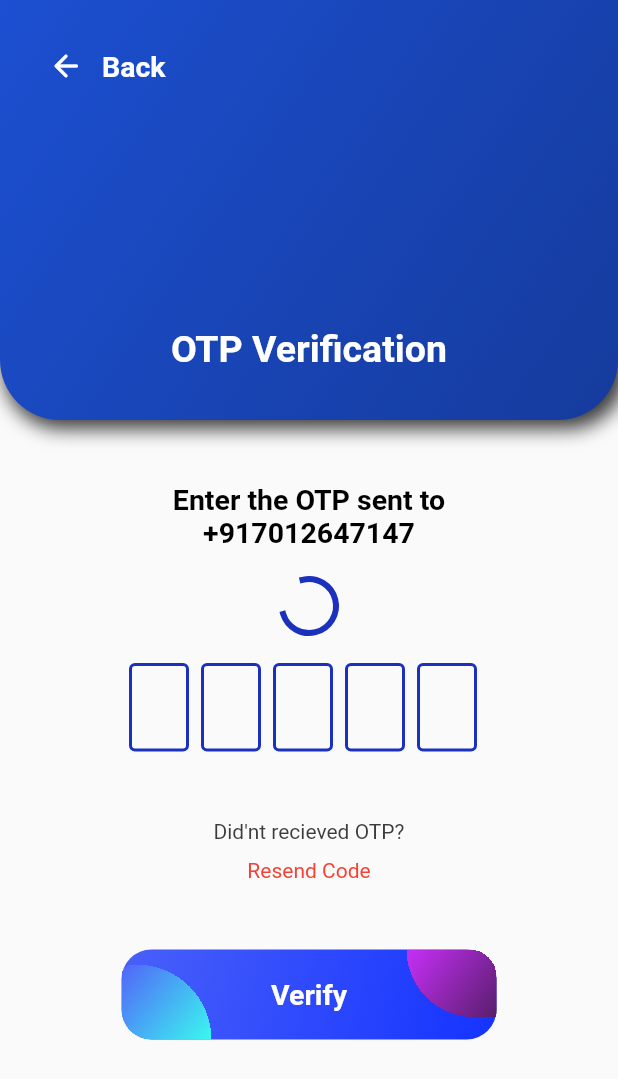
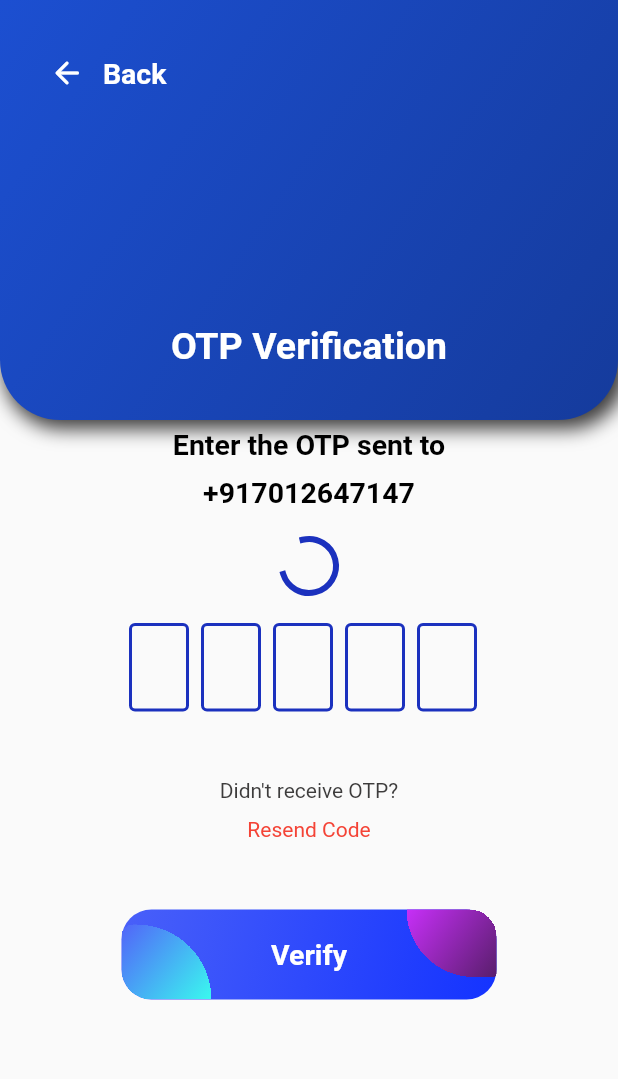
Before and after one commit to DeveloperAyushAntony/Ayush-s-Learning-App, a Flutter app: the OtpPage screen opened by its route, on a phone screen of 412 x 824 dp. Shown: the top 1079 px of the screen. Run offline on Flutter 3.47's test engine with Material 3 defaults, Android fonts, the phone set to English and light mode, and no system bars; drawn by our look-alikes of flutter_otp_text_field; our stand-ins replace carousel_slider, flutter_native_splash, flutter_svg, google_fonts, lottie, salomon_bottom_bar; Roboto replaces fonts that are missing (Lusitana).

Commit message:
implemented some responsive making patterns

```diff
--- /dev/null
+++ b/lib/core/utils/routes.dart
@@ -0,0 +1,38 @@
+import 'package:awoke_learning_app/features/auth/presentation/screens/auth_page.dart';
+import 'package:awoke_learning_app/features/auth/presentation/screens/loginpage.dart';
+import 'package:awoke_learning_app/features/auth/presentation/screens/otp_page.dart';
+import 'package:awoke_learning_app/features/auth/presentation/screens/user_data_page.dart';
+import 'package:awoke_learning_app/features/bottomnavigation/presentation/screen_homepage.dart';
+import 'package:awoke_learning_app/features/bottomnavigation/providers/bottomnav_index_provider.dart';
+import 'package:awoke_learning_app/features/categories/grown_ups/presentation/grownups.dart';
+import 'package:awoke_learning_app/features/categories/kg/presentation/kg_page.dart';
+import 'package:awoke_learning_app/features/categories/kids/presentation/kids_page.dart';
+import 'package:awoke_learning_app/features/categories/school_teens/presentation/school_teens_page.dart';
+import 'package:awoke_learning_app/features/categories/veterans/presentation/veterans.dart';
+import 'package:awoke_learning_app/features/courses/presentation/creative_writing.dart';
+import 'package:awoke_learning_app/features/courses/presentation/interview_preparation.dart';
+import 'package:awoke_learning_app/features/courses/presentation/personality_development.dart';
+import 'package:awoke_learning_app/features/courses/presentation/public_speaking.dart';
+import 'package:awoke_learning_app/features/onboarding/presentation/screens/onboarding_screen.dart';
+import 'package:awoke_learning_app/features/payments/presentation/screens/course_buy_details.dart';
+import 'package:flutter/material.dart';
+
+
+  Map<String, WidgetBuilder> appRoutes = {
+    '/': (context) => OnBoardingScreen(), // Route for the OnBoardingScreen
+    '/signup': (context) => const AuthPage(), // Route for the SignUpPage
+    '/loginpage': (context) => const Loginpage(),
+    '/otppage': (context) => const OtpPage(),
+    '/userdatapage': (context) => const UserDataPage(),
+    '/homepage': (context) => const ScreenHome(),
+    '/kgpage': (context) => const KgPage(),
+    '/kidspage': (context) => const KidsPage(),
+    '/schoolteenspage': (context) => const SchoolTeensPage(),
+    '/grownupspage': (context) => const GrownupsPage(),
+    '/veteranspage': (context) => const VeteransPage(),
+    '/creativewriting': (context) => const Creativewriting(),
+    '/publicspeaking': (context) => const PublicSpeaking(),
+    '/personalitydevelopment': (context) => const PersonalityDevelopment(),
+    '/interviewpreparation': (context) => const InterviewPreparation(),
+    '/coursedetails': (context) => const CoursePage(),
+  };
--- a/lib/features/auth/presentation/screens/otp_page.dart
+++ b/lib/features/auth/presentation/screens/otp_page.dart
@@ -13,6 +13,8 @@ class OtpPage extends StatelessWidget {
 
   @override
   Widget build(BuildContext context) {
+    final size = MediaQuery.of(context).size;
+
     return SafeArea(
       child: Scaffold(
         body: SingleChildScrollView(
@@ -31,89 +33,64 @@ class OtpPage extends StatelessWidget {
                 ],
               ),
               Padding(
-                  padding: const EdgeInsets.all(20.0),
+                padding: EdgeInsets.symmetric(
+                  vertical: size.height * 0.03,
+                  horizontal: size.width * 0.05,
+                ),
                 child: Column(
-                      mainAxisAlignment: MainAxisAlignment.spaceEvenly,
                   children: [
                     const CustomBackButton(), //back button
-                        kHeight120,
-
+                    SizedBox(height: size.height * 0.15),
                     Padding(
-                          padding: const EdgeInsets.all(30.0),
+                      padding: const EdgeInsets.symmetric(vertical: 20.0),
                       child: Center(
                         child: Text(
                           "OTP Verification",
                           style: otpheadtext,
-                          ) // Heading text 'OTP Verification !white'
                         ),
                       ),
-                        kHeight45,
+                    ),
+                    const SizedBox(height: 20),
                     Text(
                       "Enter the OTP sent to",
                       style: buttonText,
                     ),
-                        Row(
-                          mainAxisAlignment: MainAxisAlignment.center,
-                          children: [
+                    const SizedBox(height: 10),
                     Text(
                       "+917012647147",
                       style: buttonText,
-                            )
-                          ],
                     ),
-                        kHeight20,
+                    const SizedBox(height: 20),
                     const Center(
                       child: CircularProgressIndicator(
                           strokeWidth: 4, color: kblueColor),
                     ),
-                        kHeight20,
+                    const SizedBox(height: 20),
                     OtpTextField(
                       disabledBorderColor: kblueColor,
                       enabledBorderColor: kblueColor,
                       numberOfFields: 5,
                       focusedBorderColor: kblueColor,
                       fillColor: kblueColor,
-
-                          //set to true to show as box or false to show as dash
                       showFieldAsBox: true,
-                          //runs when a code is typed in
                       onCodeChanged: (String code) {
                         //handle validation or checks here
                       },
-                          //runs when every textfield is filled
                       onSubmit: (String verificationCode) {
-                            // showDialog(
-                            //     context: context,
-                            //     builder: (context) {
-                            //       return AlertDialog(
-                            //         title: Text("Verification Code"),
-                            //         content:
-                            //             Text('Code entered is $verificationCode'),
-                            //       );
-                            //     });
-                          }, // end onSubmit
+                        // handle OTP submission
+                      },
                     ),
-                        kHeight45,
-                        const Row(
-                          mainAxisAlignment: MainAxisAlignment.center,
-                          children: [
-                            Text(
-                              "Did'nt recieved OTP?",
+                    const SizedBox(height: 45),
+                    const Text(
+                      "Didn't receive OTP?",
                       style: TextStyle(color: kBlackgrey),
-                            )
-                          ],
                     ),
-                        kHeight10,
-                        const Row(
-                          mainAxisAlignment: MainAxisAlignment.center,
-                          children: [
-                            Text(
+                    const SizedBox(height: 10),
+                    const Text(
                       "Resend Code",
                       style: TextStyle(color: Colors.red),
-                            )
-                          ],
                     ),
-                        kHeight45,
+                    const SizedBox(height: 45),
                     Center(
                       child: ElevatedGetOTPButton(
                         otpbuttonText: "Verify",
@@ -123,8 +100,11 @@ class OtpPage extends StatelessWidget {
                           Navigator.of(context)
                               .pushReplacementNamed("/userdatapage");
                         },
-                        )),
-                      ])),
+                      ),
+                    ),
+                  ],
+                ),
+              ),
             ],
           ),
         ),
--- a/lib/features/auth/presentation/widgets/elevated_custombutton.dart
+++ b/lib/features/auth/presentation/widgets/elevated_custombutton.dart
@@ -40,7 +40,7 @@ class ElevatedGetOTPButton extends StatelessWidget {
                       topRight: Radius.circular(50),
                       topLeft: Radius.circular(7.8)),
                   child: Container(
-                    width: 130.0, // Half of the container width
+                    width: 150.0, // Half of the container width
                     height: 130.0, // Circle height
 
                     decoration: const BoxDecoration(
--- a/lib/features/categories/kg/presentation/kg_page.dart
+++ b/lib/features/categories/kg/presentation/kg_page.dart
@@ -13,6 +13,7 @@ class KgPage extends StatelessWidget {
 
   @override
   Widget build(BuildContext context) {
+    final size = MediaQuery.of(context).size;
     return Scaffold(
       body: SafeArea(
           child: Column(
@@ -47,8 +48,8 @@ class KgPage extends StatelessWidget {
             ],
           ),
           SizedBox(
-            height: 250,
-            width: 250,
+            height: size.height * 0.35,
+            width: size.width * 0.65,
             child: Lottie.asset("assets/json/kg1.json"),
           ),
           const GreenGradientWidget(headtext: "courses"),
--- a/lib/features/courses/presentation/creative_writing.dart
+++ b/lib/features/courses/presentation/creative_writing.dart
@@ -7,6 +7,9 @@ class Creativewriting extends StatelessWidget {
 
   @override
   Widget build(BuildContext context) {
+    final courseDetailsArguments =
+        ModalRoute.of(context)?.settings.arguments as double;
+    print(courseDetailsArguments);
     return const CourseWidget(
       route: "/coursedetails",
       heading: "Creative Writing",
--- a/lib/features/payments/presentation/screens/course_details.dart
+++ b/lib/features/payments/presentation/screens/course_buy_details.dart
@@ -4,7 +4,7 @@ import 'package:awoke_learning_app/core/utils/fonts.dart';
 import 'package:awoke_learning_app/features/auth/presentation/widgets/back_button.dart';
 import 'package:awoke_learning_app/features/mainpage/widgets/awoke_logo.dart';
 import 'package:awoke_learning_app/features/payments/presentation/widgets/green_buy_button.dart';
-import 'package:flutter/cupertino.dart';
+
 import 'package:flutter/material.dart';
 
 class CoursePage extends StatelessWidget {
@@ -114,8 +114,7 @@ class CoursePage extends StatelessWidget {
                     ],
                   ),
                   kHeight65,
-                  GreenBuyButton(
-                      otpbuttonText: "Go to Purchase Page", onPressed: () {})
+                  GreenBuyButton(otpbuttonText: "Buy", onPressed: () {})
                 ],
               ),
             )
```
Also changed, not shown: lib/features/auth/presentation/screens/auth_page.dart (+41 -51 lines), lib/features/auth/presentation/screens/loginpage.dart (+15 -7 lines), lib/features/categories/grown_ups/presentation/grownups.dart (+15 -9 lines), lib/features/categories/kids/presentation/kids_page.dart (+14 -8 lines), lib/features/categories/school_teens/presentation/school_teens_page.dart (+15 -9 lines), lib/features/categories/veterans/presentation/veterans.dart (+13 -5 lines), lib/features/mainpage/widgets/mentor_image.dart (+8 -6 lines), lib/features/onboarding/presentation/screens/onboarding_content.dart (+29 -24 lines), lib/features/primeusers/presentation/screen_userpage.dart (+6 -5 lines), lib/main.dart (+4 -37 lines). Lines whose indentation alone changed are shown as unchanged.
